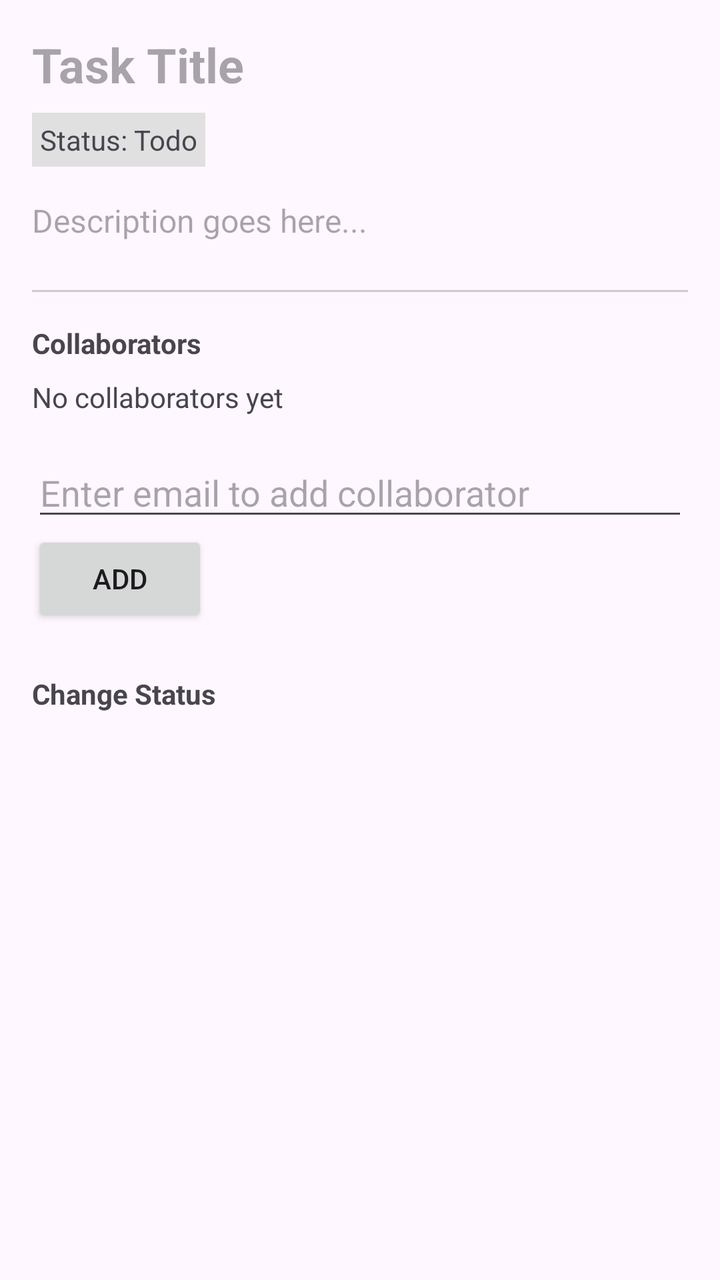
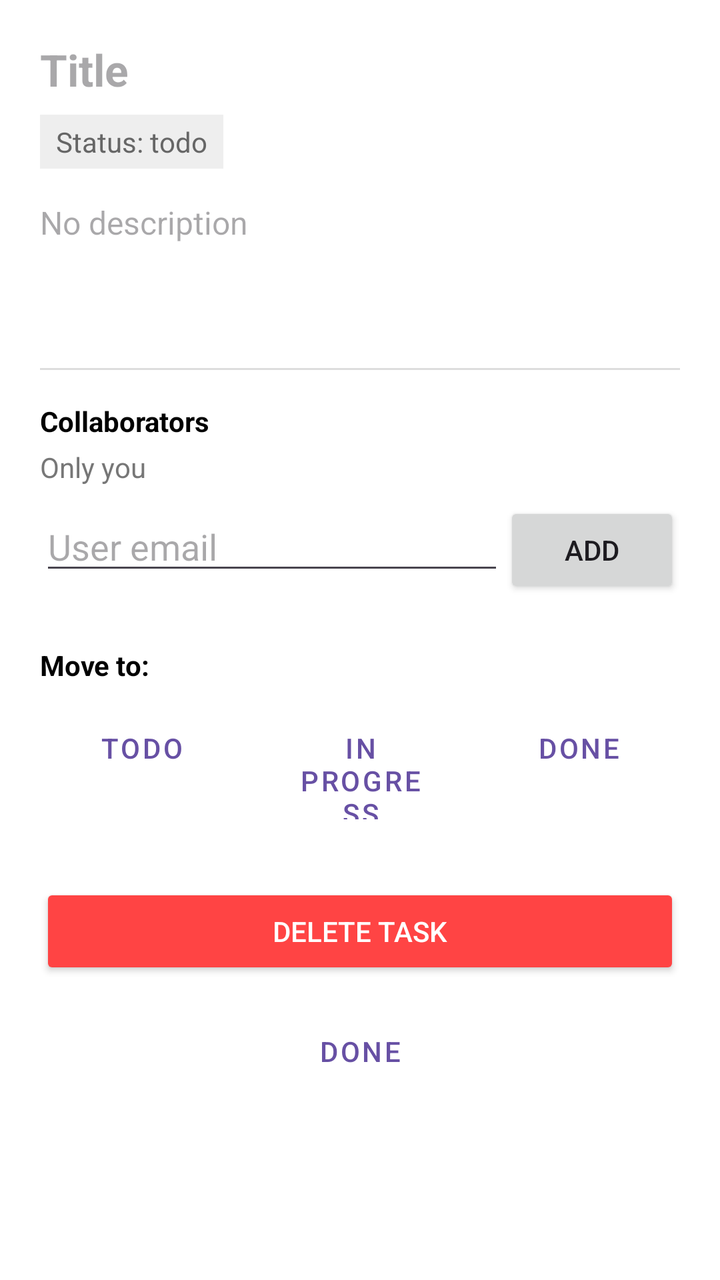

Two renders of the same Android screen: before a commit and after it. Below are the layout's source before the change and the commit's diff.
<!-- AndroidManifest.xml: application theme Theme.Kanban -->
<!-- res/layout/activity_task_detail.xml -->
<?xml version="1.0" encoding="utf-8"?>
<ScrollView xmlns:android="http://schemas.android.com/apk/res/android"
    android:layout_width="match_parent"
    android:layout_height="match_parent"
    android:padding="16dp">

    <LinearLayout
        android:layout_width="match_parent"
        android:layout_height="wrap_content"
        android:orientation="vertical">

        <TextView
            android:id="@+id/tvDetailTitle"
            android:layout_width="match_parent"
            android:layout_height="wrap_content"
            android:textSize="24sp"
            android:textStyle="bold"
            android:hint="Task Title" />

        <TextView
            android:id="@+id/tvDetailStatus"
            android:layout_width="wrap_content"
            android:layout_height="wrap_content"
            android:layout_marginTop="8dp"
            android:background="#E0E0E0"
            android:padding="4dp"
            android:text="Status: Todo" />

        <TextView
            android:id="@+id/tvDetailDescription"
            android:layout_width="match_parent"
            android:layout_height="wrap_content"
            android:layout_marginTop="16dp"
            android:textSize="16sp"
            android:hint="Description goes here..." />

        <View
            android:layout_width="match_parent"
            android:layout_height="1dp"
            android:layout_marginTop="24dp"
            android:background="#CCCCCC" />

        <TextView
            android:layout_width="wrap_content"
            android:layout_height="wrap_content"
            android:layout_marginTop="16dp"
            android:text="Collaborators"
            android:textStyle="bold" />

        <TextView
            android:id="@+id/tvCollaboratorsList"
            android:layout_width="match_parent"
            android:layout_height="wrap_content"
            android:layout_marginTop="8dp"
            android:text="No collaborators yet" />

        <EditText
            android:id="@+id/etCollaboratorEmail"
            android:layout_width="match_parent"
            android:layout_height="wrap_content"
            android:layout_marginTop="16dp"
            android:hint="Enter email to add collaborator"
            android:inputType="textEmailAddress" />

        <Button
            android:id="@+id/btnAddCollaborator"
            android:layout_width="wrap_content"
            android:layout_height="wrap_content"
            android:text="Add" />

        <TextView
            android:layout_width="wrap_content"
            android:layout_height="wrap_content"
            android:layout_marginTop="24dp"
            android:text="Change Status"
            android:textStyle="bold" />

        <LinearLayout
            android:layout_width="match_parent"
            android:layout_height="wrap_content"
            android:layout_marginTop="8dp"
            android:orientation="horizontal">

            <Button
                android:id="@+id/btnToTodo"
                style="?android:attr/buttonBarButtonStyle"
                android:layout_width="0dp"
                android:layout_height="wrap_content"
                android:layout_weight="1"
                android:text="Todo" />

            <Button
                android:id="@+id/btnToInProgress"
                style="?android:attr/buttonBarButtonStyle"
                android:layout_width="0dp"
                android:layout_height="wrap_content"
                android:layout_weight="1"
                android:text="In Progress" />

            <Button
                android:id="@+id/btnToDone"
                style="?android:attr/buttonBarButtonStyle"
                android:layout_width="0dp"
                android:layout_height="wrap_content"
                android:layout_weight="1"
                android:text="Done" />
        </LinearLayout>

    </LinearLayout>
</ScrollView>
<!-- resources referenced by this layout -->
<resources>
  <style name="Theme.Kanban" parent="Base.Theme.Kanban" />
  <style name="Base.Theme.Kanban" parent="Theme.Material3.DayNight.NoActionBar">
          
          
      </style>
</resources>

<!-- the commit's change to res/layout/activity_task_detail.xml (unified diff, before → after) -->
@@ -2,80 +2,109 @@
 <ScrollView xmlns:android="http://schemas.android.com/apk/res/android"
     android:layout_width="match_parent"
     android:layout_height="match_parent"
-    android:padding="16dp">
+    android:background="@android:color/white">
 
     <LinearLayout
         android:layout_width="match_parent"
         android:layout_height="wrap_content"
-        android:orientation="vertical">
+        android:orientation="vertical"
+        android:padding="20dp">
 
-        <TextView
-            android:id="@+id/tvDetailTitle"
+        <EditText
+            android:id="@+id/etDetailTitle"
             android:layout_width="match_parent"
             android:layout_height="wrap_content"
-            android:textSize="24sp"
+            android:textSize="22sp"
             android:textStyle="bold"
-            android:hint="Task Title" />
+            android:hint="Title"
+            android:background="@null"
+            android:textColor="@android:color/black"/>
 
         <TextView
             android:id="@+id/tvDetailStatus"
             android:layout_width="wrap_content"
             android:layout_height="wrap_content"
             android:layout_marginTop="8dp"
-            android:background="#E0E0E0"
-            android:padding="4dp"
-            android:text="Status: Todo" />
+            android:paddingHorizontal="8dp"
+            android:paddingVertical="4dp"
+            android:background="#EEEEEE"
+            android:textColor="#666666"
+            android:text="Status: todo"/>
 
-        <TextView
-            android:id="@+id/tvDetailDescription"
+        <EditText
+            android:id="@+id/etDetailDescription"
             android:layout_width="match_parent"
             android:layout_height="wrap_content"
             android:layout_marginTop="16dp"
             android:textSize="16sp"
-            android:hint="Description goes here..." />
+            android:hint="No description"
+            android:background="@null"
+            android:textColor="#444444"
+            android:gravity="top"
+            android:minLines="3"/>
+
+        <Button
+            android:id="@+id/btnUpdateTask"
+            android:layout_width="wrap_content"
+            android:layout_height="wrap_content"
+            android:layout_marginTop="8dp"
+            android:text="Save Changes"
+            android:visibility="gone"/>
 
         <View
             android:layout_width="match_parent"
             android:layout_height="1dp"
             android:layout_marginTop="24dp"
-            android:background="#CCCCCC" />
+            android:background="#DDDDDD" />
 
         <TextView
             android:layout_width="wrap_content"
             android:layout_height="wrap_content"
             android:layout_marginTop="16dp"
             android:text="Collaborators"
-            android:textStyle="bold" />
+            android:textStyle="bold"
+            android:textColor="@android:color/black"/>
 
         <TextView
             android:id="@+id/tvCollaboratorsList"
             android:layout_width="match_parent"
             android:layout_height="wrap_content"
-            android:layout_marginTop="8dp"
-            android:text="No collaborators yet" />
+            android:layout_marginTop="4dp"
+            android:textColor="#777777"
+            android:text="Only you"/>
 
-        <EditText
-            android:id="@+id/etCollaboratorEmail"
+        <LinearLayout
             android:layout_width="match_parent"
             android:layout_height="wrap_content"
-            android:layout_marginTop="16dp"
-            android:hint="Enter email to add collaborator"
-            android:inputType="textEmailAddress" />
+            android:orientation="horizontal"
+            android:layout_marginTop="8dp">
 
-        <Button
-            android:id="@+id/btnAddCollaborator"
-            android:layout_width="wrap_content"
-            android:layout_height="wrap_content"
-            android:text="Add" />
+            <EditText
+                android:id="@+id/etCollaboratorEmail"
+                android:layout_width="0dp"
+                android:layout_height="wrap_content"
+                android:layout_weight="1"
+                android:hint="User email"
+                android:inputType="textEmailAddress"/>
+
+            <Button
+                android:id="@+id/btnAddCollaborator"
+                android:layout_width="wrap_content"
+                android:layout_height="wrap_content"
+                android:text="Add"/>
+        </LinearLayout>
 
         <TextView
+            android:id="@+id/tvMoveToLabel"
             android:layout_width="wrap_content"
             android:layout_height="wrap_content"
             android:layout_marginTop="24dp"
-            android:text="Change Status"
-            android:textStyle="bold" />
+            android:text="Move to:"
+            android:textStyle="bold"
+            android:textColor="@android:color/black"/>
 
         <LinearLayout
+            android:id="@+id/layoutStatusButtons"
             android:layout_width="match_parent"
             android:layout_height="wrap_content"
             android:layout_marginTop="8dp"
@@ -83,28 +112,48 @@
 
             <Button
                 android:id="@+id/btnToTodo"
-                style="?android:attr/buttonBarButtonStyle"
                 android:layout_width="0dp"
                 android:layout_height="wrap_content"
                 android:layout_weight="1"
-                android:text="Todo" />
+                android:text="Todo"
+                android:layout_marginEnd="4dp"
+                style="@style/Widget.MaterialComponents.Button.OutlinedButton"/>
 
             <Button
                 android:id="@+id/btnToInProgress"
-                style="?android:attr/buttonBarButtonStyle"
                 android:layout_width="0dp"
                 android:layout_height="wrap_content"
                 android:layout_weight="1"
-                android:text="In Progress" />
+                android:text="In Progress"
+                android:layout_marginHorizontal="4dp"
+                style="@style/Widget.MaterialComponents.Button.OutlinedButton"/>
 
             <Button
                 android:id="@+id/btnToDone"
-                style="?android:attr/buttonBarButtonStyle"
                 android:layout_width="0dp"
                 android:layout_height="wrap_content"
                 android:layout_weight="1"
-                android:text="Done" />
+                android:text="Done"
+                android:layout_marginStart="4dp"
+                style="@style/Widget.MaterialComponents.Button.OutlinedButton"/>
         </LinearLayout>
+
+        <Button
+            android:id="@+id/btnDeleteTask"
+            android:layout_width="match_parent"
+            android:layout_height="wrap_content"
+            android:layout_marginTop="32dp"
+            android:text="Delete Task"
+            android:textColor="@android:color/white"
+            android:backgroundTint="#FF4444"/>
+
+        <Button
+            android:id="@+id/btnCloseDetail"
+            android:layout_width="match_parent"
+            android:layout_height="wrap_content"
+            android:layout_marginTop="12dp"
+            android:text="Done"
+            style="@style/Widget.MaterialComponents.Button.TextButton"/>
 
     </LinearLayout>
 </ScrollView>
